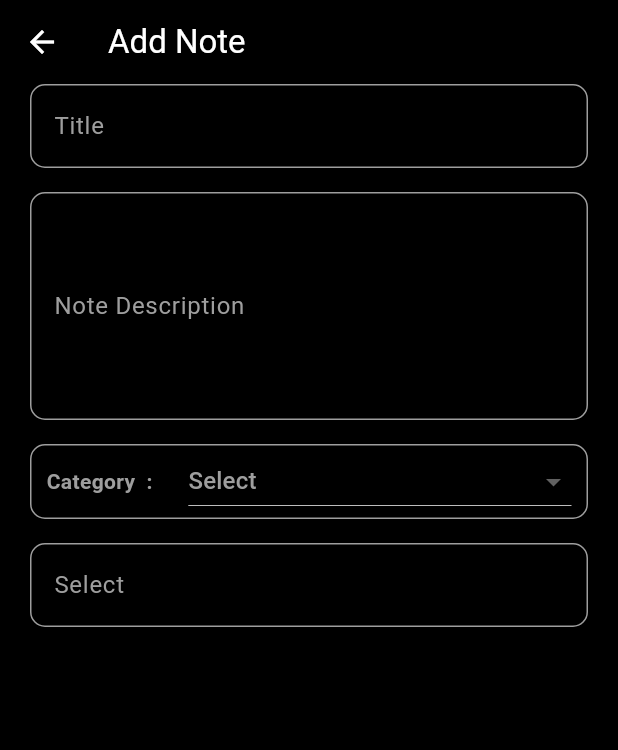
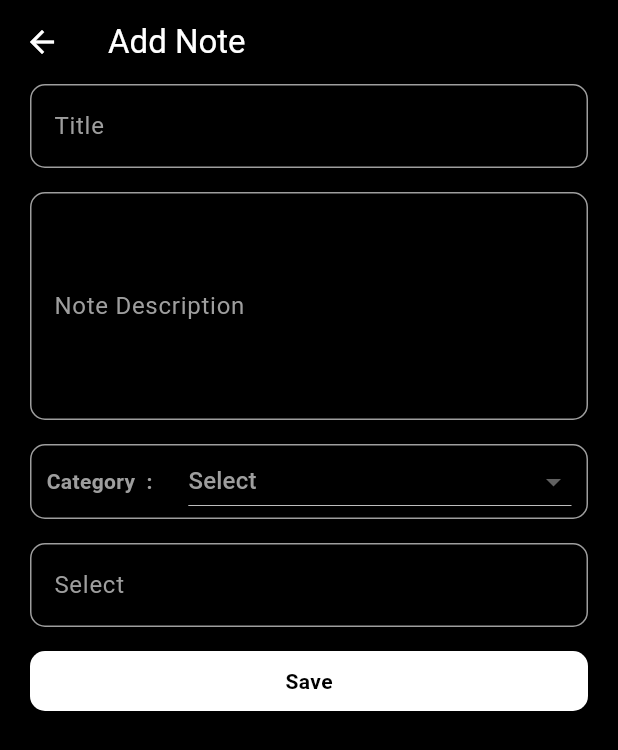
Before and after one commit to shihabLuminar/note_app_dec_sqflite, a Flutter app: the AddNoteScreen screen opened directly, on a phone screen of 412 x 824 dp. Shown: the top 750 px of the screen. Run offline on Flutter 3.47's test engine with Material 3 defaults, Android fonts, the phone set to English and light mode, and no system bars.

Commit message:
save button added

```diff
--- a/lib/view/add_note_screen/add_note_screen.dart
+++ b/lib/view/add_note_screen/add_note_screen.dart
@@ -144,6 +144,22 @@
                   ),
                 ),
               ),
+              InkWell(
+                onTap: () {},
+                child: Container(
+                  width: double.infinity,
+                  padding: EdgeInsets.symmetric(vertical: 10),
+                  alignment: Alignment.center,
+                  decoration: BoxDecoration(
+                      borderRadius: BorderRadius.circular(10),
+                      color: Colors.white),
+                  child: Text(
+                    "Save",
+                    style: TextStyle(
+                        color: Colors.black, fontWeight: FontWeight.bold),
+                  ),
+                ),
+              )
             ],
           ),
         ),
```
